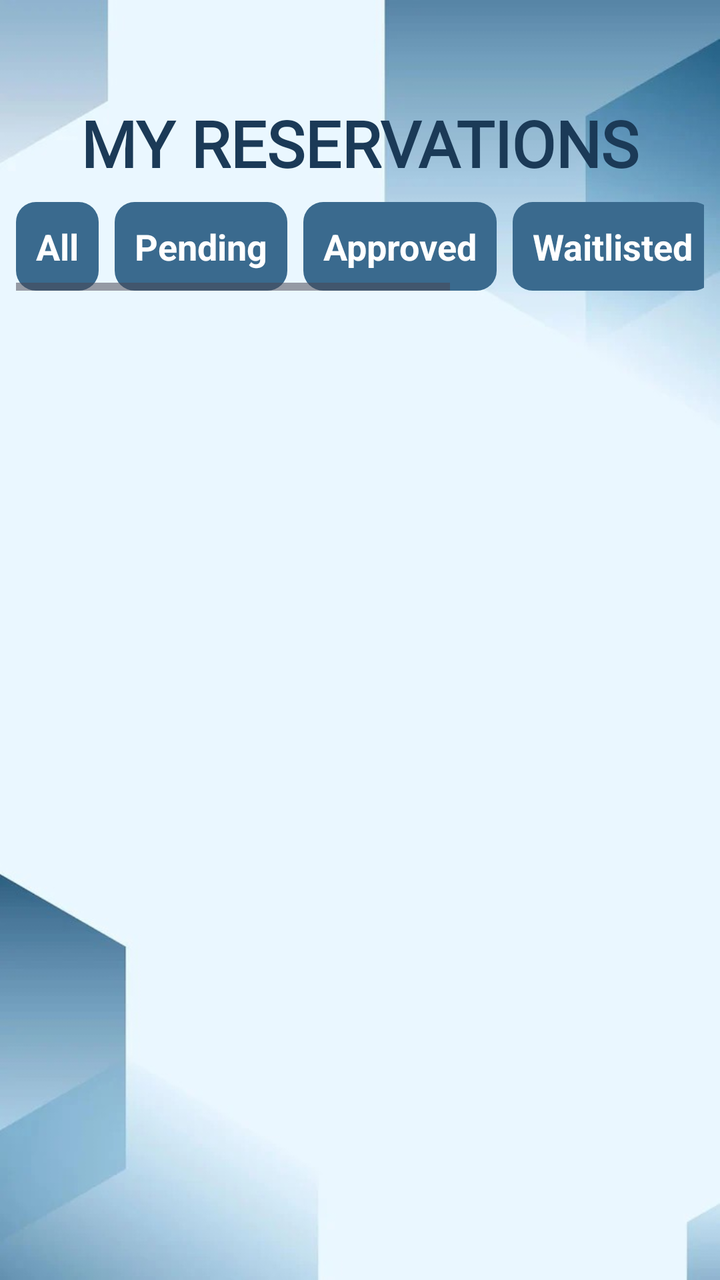
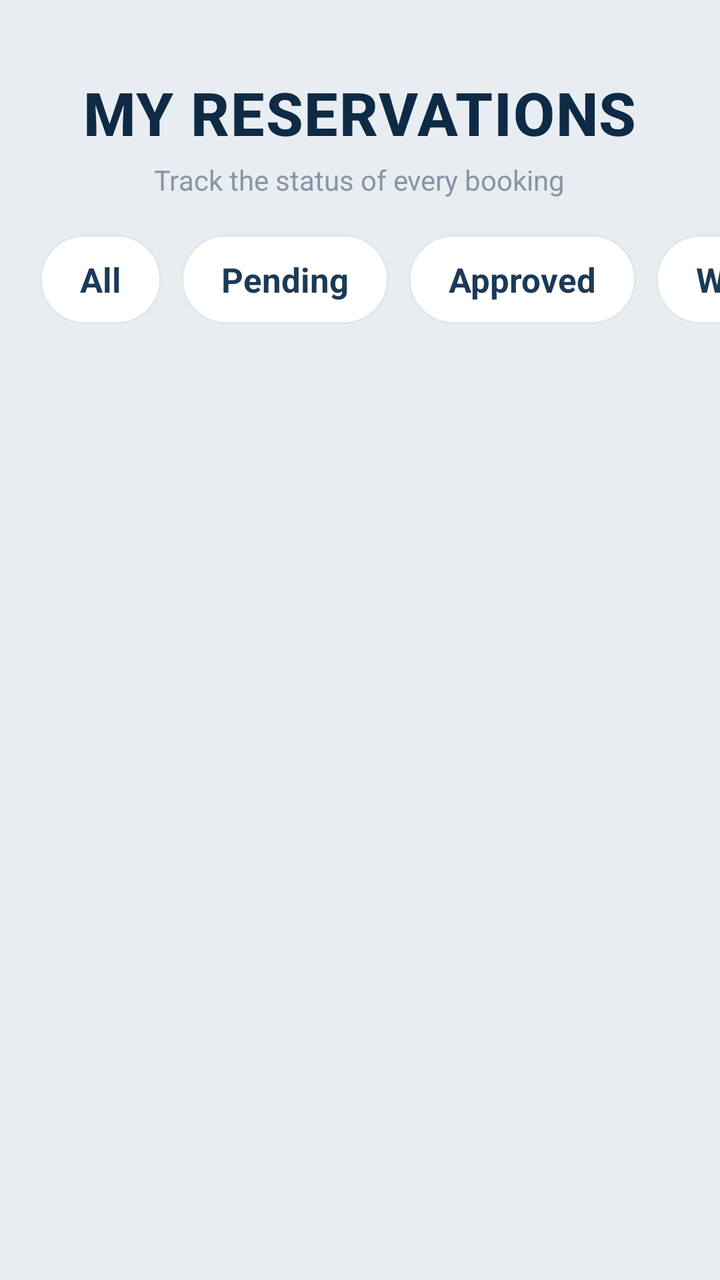

Screens rendered from an Android XML layout before and after an edit, with the pre-edit source and the edit as a unified diff.
<!-- AndroidManifest.xml: application theme Theme.SmartResourceAllocation -->
<!-- res/layout/fragment_reservation.xml -->
<?xml version="1.0" encoding="utf-8"?>
<LinearLayout
    xmlns:android="http://schemas.android.com/apk/res/android"
    xmlns:app="http://schemas.android.com/apk/res-auto"
    android:layout_width="match_parent"
    android:layout_height="match_parent"
    android:orientation="vertical"
    android:background="@drawable/bg">

    <TextView
        android:layout_width="wrap_content"
        android:layout_height="wrap_content"
        android:text="MY RESERVATIONS"
        android:textSize="32sp"
        android:textStyle="bold"
        android:textColor="#1B3A57"
        android:layout_gravity="center"
        android:layout_marginTop="50dp"
        android:fontFamily="@font/eagle_lake"/>

    <HorizontalScrollView
        android:layout_width="match_parent"
        android:layout_height="wrap_content"
        android:padding="8dp">

        <LinearLayout
            android:layout_width="wrap_content"
            android:layout_height="wrap_content"
            android:orientation="horizontal">

            <TextView
                android:id="@+id/tabAll"
                android:layout_width="wrap_content"
                android:layout_height="wrap_content"
                android:text="All"
                android:textColor="@color/white"
                android:textStyle="bold"
                android:textSize="18sp"
                android:padding="10dp"
                android:layout_marginEnd="8dp"
                android:background="@drawable/tab_selector"/>

            <TextView
                android:id="@+id/tabPending"
                android:layout_width="wrap_content"
                android:layout_height="wrap_content"
                android:text="Pending"
                android:textColor="@color/white"
                android:textStyle="bold"
                android:textSize="18sp"
                android:padding="10dp"
                android:layout_marginEnd="8dp"
                android:background="@drawable/tab_selector"/>

            <TextView
                android:id="@+id/tabApproved"
                android:layout_width="wrap_content"
                android:layout_height="wrap_content"
                android:text="Approved"
                android:textColor="@color/white"
                android:textStyle="bold"
                android:textSize="18sp"
                android:padding="10dp"
                android:layout_marginEnd="8dp"
                android:background="@drawable/tab_selector"/>

            <TextView
                android:id="@+id/tabWaitlisted"
                android:layout_width="wrap_content"
                android:layout_height="wrap_content"
                android:text="Waitlisted"
                android:textColor="@color/white"
                android:textStyle="bold"
                android:textSize="18sp"
                android:padding="10dp"
                android:layout_marginEnd="8dp"
                android:background="@drawable/tab_selector"/>

            <TextView
                android:id="@+id/tabCancelled"
                android:layout_width="wrap_content"
                android:layout_height="wrap_content"
                android:text="Cancelled"
                android:textColor="@color/white"
                android:textStyle="bold"
                android:textSize="18sp"
                android:padding="10dp"
                android:layout_marginEnd="8dp"
                android:background="@drawable/tab_selector"
                />

            <TextView
                android:id="@+id/tabRejected"
                android:layout_width="wrap_content"
                android:layout_height="wrap_content"
                android:text="Rejected"
                android:textColor="@color/white"
                android:textStyle="bold"
                android:textSize="18sp"
                android:padding="10dp"
                android:layout_marginEnd="8dp"
                android:background="@drawable/tab_selector"/>

        </LinearLayout>

    </HorizontalScrollView>


    <androidx.recyclerview.widget.RecyclerView
        android:id="@+id/rvReservations"
        android:layout_width="match_parent"
        android:layout_height="match_parent"/>

</LinearLayout>
<!-- resources referenced by this layout -->
<resources>
  <color name="white">#FFFFFFFF</color>
  <!-- drawable bg: jpeg bitmap (drawable, 19951 bytes) -->
  <!-- drawable tab_selector (drawable) -->
  <?xml version="1.0" encoding="utf-8"?>
  <selector xmlns:android="http://schemas.android.com/apk/res/android">
      <item android:state_selected="true">
          <shape>
              <solid android:color="#1B3A57"/>
              <corners android:radius="10dp"/>
          </shape>
      </item>
      <item>
          <shape>
              <solid android:color="#3A6A8E"/>
              <corners android:radius="10dp"/>
          </shape>
      </item>
  
  </selector>
  <style name="Theme.SmartResourceAllocation" parent="Base.Theme.SmartResourceAllocation" />
  <style name="Base.Theme.SmartResourceAllocation" parent="Theme.Material3.DayNight.NoActionBar">
          
          
      </style>
</resources>

<!-- the commit's change to res/layout/fragment_reservation.xml (unified diff, before → after) -->
@@ -5,23 +5,46 @@
     android:layout_width="match_parent"
     android:layout_height="match_parent"
     android:orientation="vertical"
-    android:background="@drawable/bg">
+    android:background="#E8EDF2">
 
-    <TextView
-        android:layout_width="wrap_content"
+    <LinearLayout
+        android:layout_width="match_parent"
         android:layout_height="wrap_content"
-        android:text="MY RESERVATIONS"
-        android:textSize="32sp"
-        android:textStyle="bold"
-        android:textColor="#1B3A57"
-        android:layout_gravity="center"
-        android:layout_marginTop="50dp"
-        android:fontFamily="@font/eagle_lake"/>
+        android:orientation="vertical"
+        android:paddingTop="26dp"
+        android:paddingStart="20dp"
+        android:paddingEnd="20dp"
+        android:gravity="center_horizontal"
+        android:layout_marginTop="10dp">
+
+        <TextView
+            android:layout_width="wrap_content"
+            android:layout_height="wrap_content"
+            android:text="MY RESERVATIONS"
+            android:textSize="30sp"
+            android:textStyle="bold"
+            android:textColor="#0E2A45"
+            android:fontFamily="sans-serif-medium"
+            android:letterSpacing="0.02"/>
+
+        <TextView
+            android:layout_width="wrap_content"
+            android:layout_height="wrap_content"
+            android:layout_marginTop="4dp"
+            android:text="Track the status of every booking"
+            android:textColor="#8A94A6"
+            android:textSize="14sp"/>
+
+    </LinearLayout>
 
     <HorizontalScrollView
         android:layout_width="match_parent"
         android:layout_height="wrap_content"
-        android:padding="8dp">
+        android:layout_marginTop="18dp"
+        android:paddingStart="20dp"
+        android:paddingEnd="12dp"
+        android:clipToPadding="false"
+        android:scrollbars="none">
 
         <LinearLayout
             android:layout_width="wrap_content"
@@ -33,11 +56,15 @@
                 android:layout_width="wrap_content"
                 android:layout_height="wrap_content"
                 android:text="All"
-                android:textColor="@color/white"
+                android:textColor="@color/tab_text_color"
                 android:textStyle="bold"
-                android:textSize="18sp"
-                android:padding="10dp"
-                android:layout_marginEnd="8dp"
+                android:textSize="17sp"
+                android:paddingHorizontal="20dp"
+                android:paddingVertical="11dp"
+                android:layout_marginEnd="10dp"
+                android:gravity="center"
+                android:clickable="true"
+                android:focusable="true"
                 android:background="@drawable/tab_selector"/>
 
             <TextView
@@ -45,11 +72,15 @@
                 android:layout_width="wrap_content"
                 android:layout_height="wrap_content"
                 android:text="Pending"
-                android:textColor="@color/white"
+                android:textColor="@color/tab_text_color"
                 android:textStyle="bold"
-                android:textSize="18sp"
-                android:padding="10dp"
-                android:layout_marginEnd="8dp"
+                android:textSize="17sp"
+                android:paddingHorizontal="20dp"
+                android:paddingVertical="11dp"
+                android:layout_marginEnd="10dp"
+                android:gravity="center"
+                android:clickable="true"
+                android:focusable="true"
                 android:background="@drawable/tab_selector"/>
 
             <TextView
@@ -57,11 +88,15 @@
                 android:layout_width="wrap_content"
                 android:layout_height="wrap_content"
                 android:text="Approved"
-                android:textColor="@color/white"
+                android:textColor="@color/tab_text_color"
                 android:textStyle="bold"
-                android:textSize="18sp"
-                android:padding="10dp"
-                android:layout_marginEnd="8dp"
+                android:textSize="17sp"
+                android:paddingHorizontal="20dp"
+                android:paddingVertical="11dp"
+                android:layout_marginEnd="10dp"
+                android:gravity="center"
+                android:clickable="true"
+                android:focusable="true"
                 android:background="@drawable/tab_selector"/>
 
             <TextView
@@ -69,11 +104,15 @@
                 android:layout_width="wrap_content"
                 android:layout_height="wrap_content"
                 android:text="Waitlisted"
-                android:textColor="@color/white"
+                android:textColor="@color/tab_text_color"
                 android:textStyle="bold"
-                android:textSize="18sp"
-                android:padding="10dp"
-                android:layout_marginEnd="8dp"
+                android:textSize="17sp"
+                android:paddingHorizontal="20dp"
+                android:paddingVertical="11dp"
+                android:layout_marginEnd="10dp"
+                android:gravity="center"
+                android:clickable="true"
+                android:focusable="true"
                 android:background="@drawable/tab_selector"/>
 
             <TextView
@@ -81,34 +120,47 @@
                 android:layout_width="wrap_content"
                 android:layout_height="wrap_content"
                 android:text="Cancelled"
-                android:textColor="@color/white"
+                android:textColor="@color/tab_text_color"
                 android:textStyle="bold"
-                android:textSize="18sp"
-                android:padding="10dp"
-                android:layout_marginEnd="8dp"
-                android:background="@drawable/tab_selector"
-                />
+                android:textSize="17sp"
+                android:paddingHorizontal="20dp"
+                android:paddingVertical="11dp"
+                android:layout_marginEnd="10dp"
+                android:gravity="center"
+                android:clickable="true"
+                android:focusable="true"
+                android:background="@drawable/tab_selector"/>
 
             <TextView
                 android:id="@+id/tabRejected"
                 android:layout_width="wrap_content"
                 android:layout_height="wrap_content"
                 android:text="Rejected"
-                android:textColor="@color/white"
+                android:textColor="@color/tab_text_color"
                 android:textStyle="bold"
-                android:textSize="18sp"
-                android:padding="10dp"
-                android:layout_marginEnd="8dp"
+                android:textSize="17sp"
+                android:paddingHorizontal="20dp"
+                android:paddingVertical="11dp"
+                android:layout_marginEnd="20dp"
+                android:gravity="center"
+                android:clickable="true"
+                android:focusable="true"
                 android:background="@drawable/tab_selector"/>
 
         </LinearLayout>
 
     </HorizontalScrollView>
 
-
     <androidx.recyclerview.widget.RecyclerView
         android:id="@+id/rvReservations"
         android:layout_width="match_parent"
-        android:layout_height="match_parent"/>
+        android:layout_height="0dp"
+        android:layout_weight="1"
+        android:layout_marginTop="16dp"
+        android:paddingStart="5dp"
+        android:paddingEnd="5dp"
+        android:paddingBottom="16dp"
+        android:clipToPadding="false"
+        android:scrollbars="none"/>
 
 </LinearLayout>
<!-- resource entries referenced after the edit -->
@@ -1,20 +1,21 @@
 <!-- resources referenced by this layout -->
 <resources>
-  <color name="white">#FFFFFFFF</color>
-  <!-- drawable bg: jpeg bitmap (drawable, 19951 bytes) -->
   <!-- drawable tab_selector (drawable) -->
   <?xml version="1.0" encoding="utf-8"?>
   <selector xmlns:android="http://schemas.android.com/apk/res/android">
+  
       <item android:state_selected="true">
-          <shape>
-              <solid android:color="#1B3A57"/>
-              <corners android:radius="10dp"/>
+          <shape android:shape="rectangle">
+              <solid android:color="#0E2A45"/>
+              <corners android:radius="22dp"/>
           </shape>
       </item>
+  
       <item>
-          <shape>
-              <solid android:color="#3A6A8E"/>
-              <corners android:radius="10dp"/>
+          <shape android:shape="rectangle">
+              <solid android:color="#FFFFFF"/>
+              <stroke android:width="1dp" android:color="#E1E7EE"/>
+              <corners android:radius="22dp"/>
           </shape>
       </item>
   
